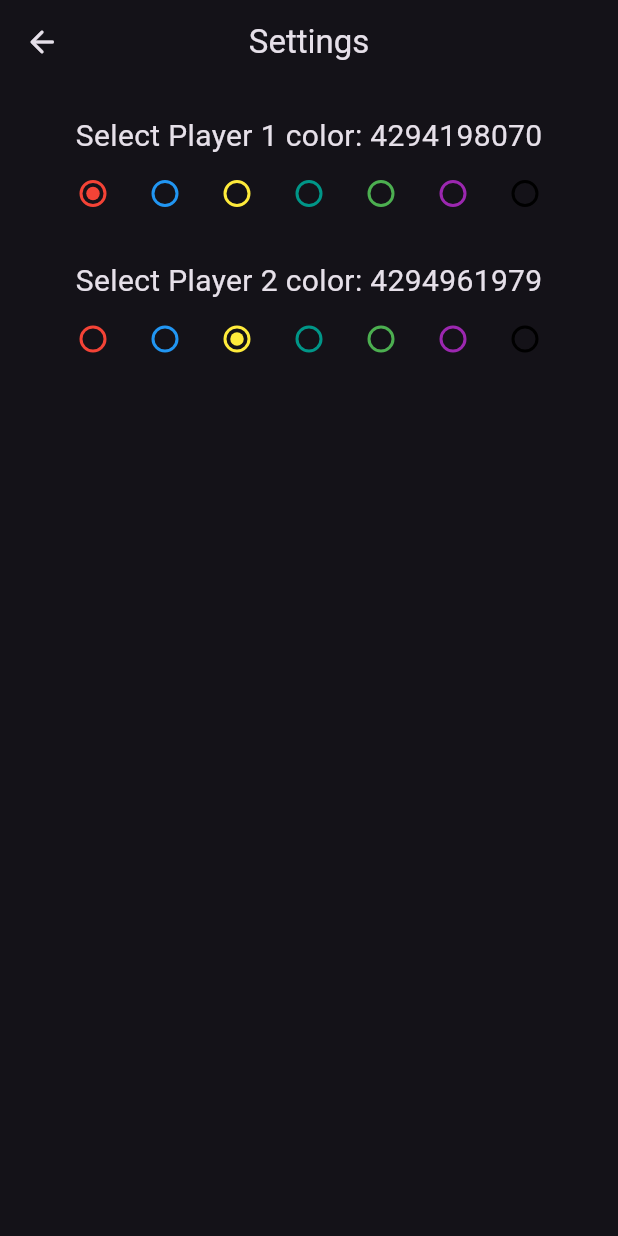
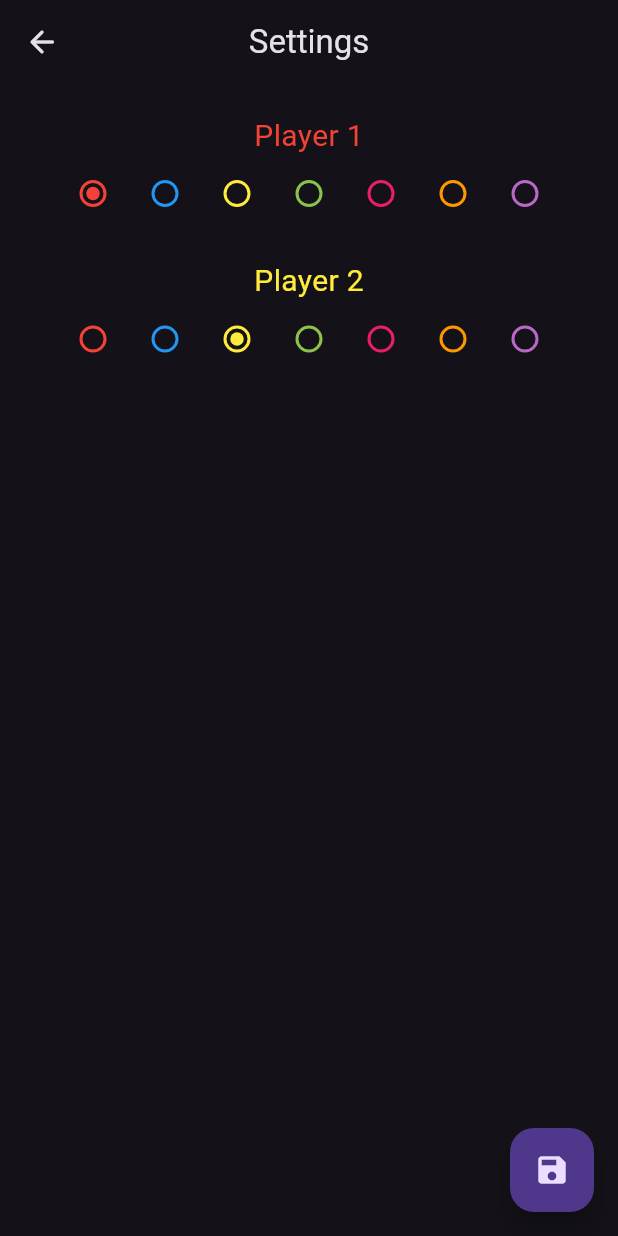
Before and after one commit to Aayushstha03/flutterFireConnectFour, a Flutter app: the SettingsPage screen opened directly, on a phone screen of 412 x 824 dp. Run offline on Flutter 3.47's test engine with Material 3 defaults, Android fonts, the light colour scheme and no system bars.

Commit message:
changed color options and the way the selected color is displayed in the settings page

```diff
--- a/lib/screens/settings_screen.dart
+++ b/lib/screens/settings_screen.dart
@@ -18,6 +18,34 @@ class _SettingsPageState extends State<SettingsPage> {
   @override
   Widget build(BuildContext context) {
     return Scaffold(
+      floatingActionButton: FloatingActionButton(
+        onPressed: () {
+          //if both player select the same colors, show snackbar
+          if (playerOneColor.hashCode == playerTwoColor.hashCode) {
+            //show snackbar
+            ScaffoldMessenger.of(context).showSnackBar(
+              const SnackBar(
+                duration: Durations.extralong1,
+                showCloseIcon: true,
+                content: Text('Player colors must be different!'),
+              ),
+            );
+          } else {
+            //if different save!
+            Provider.of<GameProvider>(context, listen: false)
+                .setColors(playerOneColor, playerTwoColor);
+            ScaffoldMessenger.of(context).showSnackBar(
+              const SnackBar(
+                duration: Durations.extralong1,
+                showCloseIcon: true,
+                content: Text('Player settings saved!'),
+              ),
+            );
+            Navigator.of(context).pop();
+          }
+        },
+        child: const Icon(Icons.save),
+      ),
       appBar: AppBar(
         title: const Text('Settings'),
         leading: IconButton(
@@ -34,8 +62,9 @@ class _SettingsPageState extends State<SettingsPage> {
             children: [
               const SizedBox(height: 20),
               Text(
-                'Select Player 1 color: ${playerOneColor.value}',
-                style: const TextStyle(
+                'Player 1',
+                style: TextStyle(
+                  color: playerOneColor,
                   fontSize: 20,
                 ),
               ),
@@ -73,8 +102,8 @@ class _SettingsPageState extends State<SettingsPage> {
                     },
                   ),
                   Radio(
-                    fillColor: MaterialStateProperty.all(Colors.teal),
-                    value: Colors.teal,
+                    fillColor: MaterialStateProperty.all(Colors.lightGreen),
+                    value: Colors.lightGreen,
                     groupValue: playerOneColor,
                     onChanged: (value) {
                       setState(() {
@@ -83,8 +112,8 @@ class _SettingsPageState extends State<SettingsPage> {
                     },
                   ),
                   Radio(
-                    fillColor: MaterialStateProperty.all(Colors.green),
-                    value: Colors.green,
+                    fillColor: MaterialStateProperty.all(Colors.pink),
+                    value: Colors.pink,
                     groupValue: playerOneColor,
                     onChanged: (value) {
                       setState(() {
@@ -93,8 +122,8 @@ class _SettingsPageState extends State<SettingsPage> {
                     },
                   ),
                   Radio(
-                    fillColor: MaterialStateProperty.all(Colors.purple),
-                    value: Colors.purple,
+                    fillColor: MaterialStateProperty.all(Colors.orange),
+                    value: Colors.orange,
                     groupValue: playerOneColor,
                     onChanged: (value) {
                       setState(() {
@@ -103,8 +132,9 @@ class _SettingsPageState extends State<SettingsPage> {
                     },
                   ),
                   Radio(
-                    fillColor: MaterialStateProperty.all(Colors.black),
-                    value: Colors.black,
+                    fillColor:
+                        MaterialStateProperty.all(Colors.purple.shade300),
+                    value: Colors.purple.shade300,
                     groupValue: playerOneColor,
                     onChanged: (value) {
                       setState(() {
@@ -120,8 +150,9 @@ class _SettingsPageState extends State<SettingsPage> {
             children: [
               const SizedBox(height: 20),
               Text(
-                'Select Player 2 color: ${playerTwoColor.value}',
-                style: const TextStyle(
+                'Player 2',
+                style: TextStyle(
+                  color: playerTwoColor,
                   fontSize: 20,
                 ),
               ),
@@ -159,8 +190,8 @@ class _SettingsPageState extends State<SettingsPage> {
                     },
                   ),
                   Radio(
-                    fillColor: MaterialStateProperty.all(Colors.teal),
-                    value: Colors.teal,
+                    fillColor: MaterialStateProperty.all(Colors.lightGreen),
+                    value: Colors.lightGreen,
                     groupValue: playerTwoColor,
                     onChanged: (value) {
                       setState(() {
@@ -169,8 +200,8 @@ class _SettingsPageState extends State<SettingsPage> {
                     },
                   ),
                   Radio(
-                    fillColor: MaterialStateProperty.all(Colors.green),
-                    value: Colors.green,
+                    fillColor: MaterialStateProperty.all(Colors.pink),
+                    value: Colors.pink,
                     groupValue: playerTwoColor,
                     onChanged: (value) {
                       setState(() {
@@ -179,8 +210,8 @@ class _SettingsPageState extends State<SettingsPage> {
                     },
                   ),
                   Radio(
-                    fillColor: MaterialStateProperty.all(Colors.purple),
-                    value: Colors.purple,
+                    fillColor: MaterialStateProperty.all(Colors.orange),
+                    value: Colors.orange,
                     groupValue: playerTwoColor,
                     onChanged: (value) {
                       setState(() {
@@ -189,8 +220,9 @@ class _SettingsPageState extends State<SettingsPage> {
                     },
                   ),
                   Radio(
-                    fillColor: MaterialStateProperty.all(Colors.black),
-                    value: Colors.black,
+                    fillColor:
+                        MaterialStateProperty.all(Colors.purple.shade300),
+                    value: Colors.purple.shade300,
                     groupValue: playerTwoColor,
                     onChanged: (value) {
                       setState(() {
@@ -202,6 +234,7 @@ class _SettingsPageState extends State<SettingsPage> {
               )
             ],
           ),
+
         ],
       ),
     );
```
